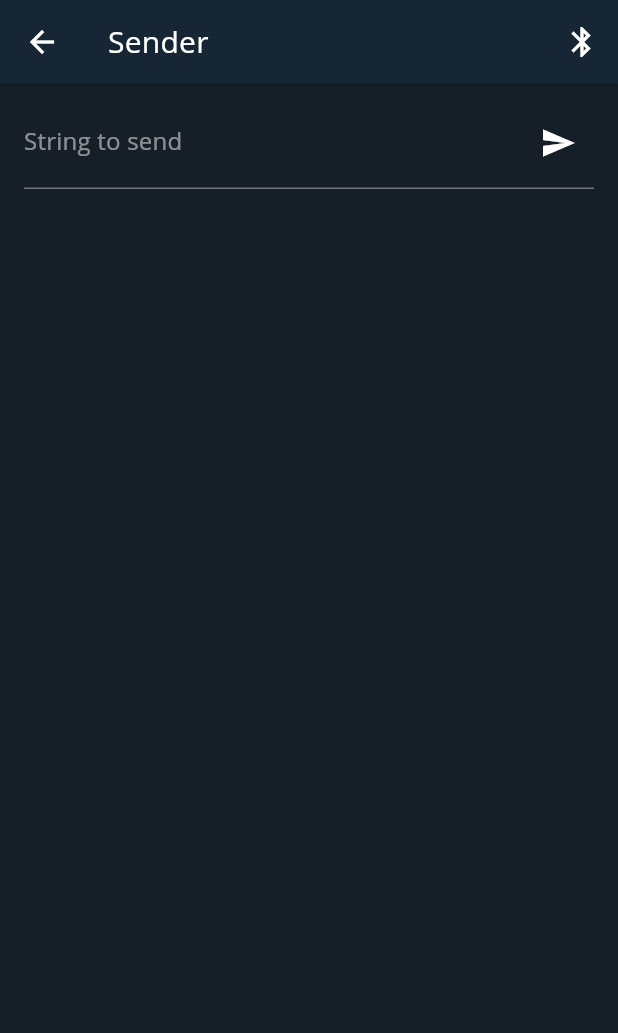
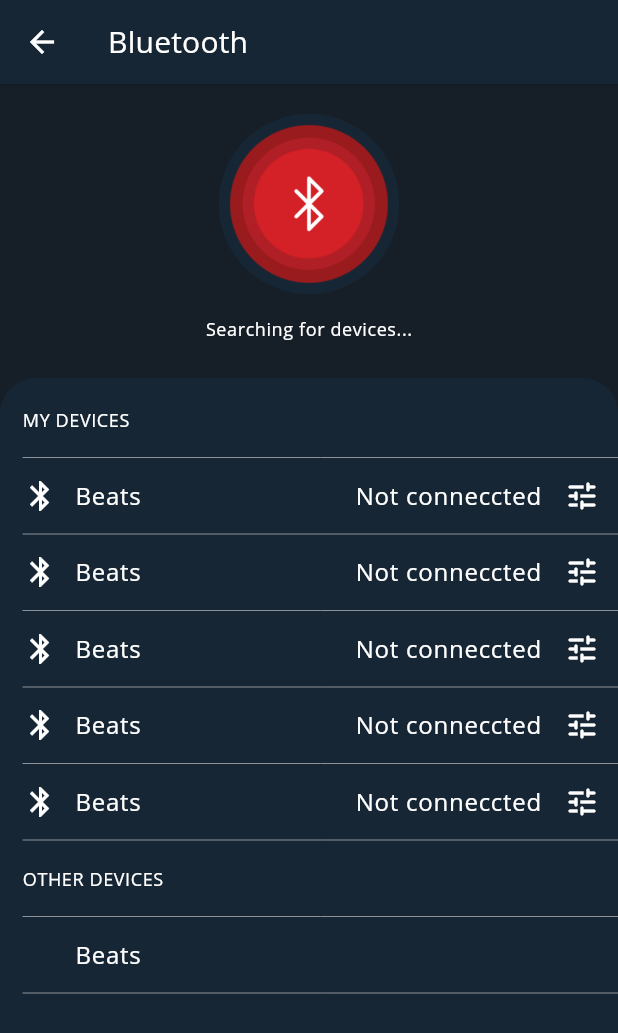
Before and after one commit to erobotkh/erobot_mobile, a Flutter app: the SenderScreen screen opened directly, after a tap on the "bluetooth" icon, on a phone screen of 412 x 824 dp. Shown: the top 1033 px of the screen. Run offline on Flutter 3.47's test engine with Material 2 defaults, Android fonts, the phone set to English and light mode, and no system bars; our stand-ins replace easy_localization, flutter_hooks, font_awesome_flutter, get, get_storage, hooks_riverpod and 4 more; missing offline and left inert: decorated_icon; accounts and stored records are empty; network calls fail.

Commit message:
close #71 bluetooth screen

```diff
--- /dev/null
+++ b/lib/models/bluetooth_model.dart
@@ -0,0 +1,57 @@
+import 'package:flutter/material.dart';
+
+class BluetoothDeviceModel {
+  String deviceName;
+  String connected;
+  String notConnected;
+  IconData? iconLeadingCon;
+  IconData? iconLeadingNotCon;
+  IconData? iconTrailing;
+  BluetoothDeviceModel({
+    this.deviceName = '',
+    this.connected = '',
+    this.notConnected = '',
+    this.iconLeadingCon,
+    this.iconLeadingNotCon,
+    this.iconTrailing,
+  });
+
+  static getCates() => [
+        BluetoothDeviceModel(
+          deviceName: 'Beats',
+          connected: 'connected',
+          notConnected: 'Not conneccted',
+          iconLeadingCon: Icons.bluetooth_connected,
+          iconTrailing: Icons.tune_rounded,
+          iconLeadingNotCon: Icons.bluetooth,
+        ),
+        // BluetoothDeviceModel(
+        //   deviceName: 'Beats',
+        //   connected: 'connected',
+        //   notConnected: 'Not conneccted',
+        //   iconLeading: Icons.bluetooth_connected,
+        //   iconTrailing: Icons.chevron_right,
+        // ),
+        // BluetoothDeviceModel(
+        //   deviceName: 'Beats',
+        //   connected: 'connected',
+        //   notConnected: 'Not conneccted',
+        //   iconLeading: Icons.bluetooth_connected,
+        //   iconTrailing: Icons.chevron_right,
+        // ),
+        // BluetoothDeviceModel(
+        //   deviceName: 'Beats',
+        //   connected: 'connected',
+        //   notConnected: 'Not conneccted',
+        //   iconLeading: Icons.bluetooth_connected,
+        //   iconTrailing: Icons.chevron_right,
+        // ),
+        // BluetoothDeviceModel(
+        //   deviceName: 'Beats',
+        //   connected: 'connected',
+        //   notConnected: 'Not conneccted',
+        //   iconLeading: Icons.bluetooth_connected,
+        //   iconTrailing: Icons.chevron_right,
+        // ),
+      ];
+}
--- /dev/null
+++ b/lib/screens/home/bluetooth_screen/bluetooth_screen.dart
@@ -0,0 +1,280 @@
+import 'package:erobot/config/config_constant.dart';
+import 'package:erobot/constant/theme_constant.dart';
+import 'package:erobot/models/bluetooth_model.dart';
+import 'package:erobot/screens/home/ball_shooter/local_widgets/circular_slider.dart';
+import 'package:erobot/screens/home/bluetooth_screen/bluetooth_detail_screen.dart';
+import 'package:erobot/screens/home/bluetooth_screen/local_widgets/er_bluetoothdevice.dart';
+import 'package:flutter/cupertino.dart';
+import 'package:flutter/material.dart';
+import 'package:flutter/widgets.dart';
+
+class BluetoothScreen extends StatefulWidget {
+  const BluetoothScreen({Key? key}) : super(key: key);
+
+  @override
+  _BluetoothScreenState createState() => _BluetoothScreenState();
+}
+
+class _BluetoothScreenState extends State<BluetoothScreen> {
+  List<BluetoothDeviceModel> _cardBluetoothDevice =
+      BluetoothDeviceModel.getCates();
+  @override
+  Widget build(BuildContext context) {
+    return Scaffold(
+      appBar: AppBar(
+        title: Text(
+          'Bluetooth',
+          style: ThemeConstant.textTheme.headline6
+              ?.copyWith(color: ThemeConstant.lightScheme.onSurface),
+        ),
+      ),
+      body: ListView.builder(
+        itemCount: _cardBluetoothDevice.length,
+        itemBuilder: (context, index) {
+          var cardBluetoothDevice = _cardBluetoothDevice[index];
+          return Container(
+            child: Column(
+              children: [
+                Container(
+                  padding: EdgeInsets.only(top: 20),
+                  alignment: Alignment.center,
+                  child: Image.asset(
+                    'assets/images/bluetooth.png',
+                    width: 120,
+                    height: 120,
+                  ),
+                ),
+                SizedBox(
+                  height: 15,
+                ),
+                Container(
+                  alignment: Alignment.center,
+                  child: Text(
+                    'Searching for devices...',
+                    style: ThemeConstant.textTheme.caption,
+                  ),
+                ),
+                SizedBox(
+                  height: 25,
+                ),
+                Container(
+                  padding: EdgeInsets.only(top: 10, left: 15),
+                  decoration: BoxDecoration(
+                    color: ThemeConstant.lightScheme.surface,
+                    borderRadius: BorderRadius.only(
+                      topRight: Radius.circular(ConfigConstant.iconSize2),
+                      topLeft: Radius.circular(ConfigConstant.iconSize2),
+                    ),
+                  ),
+                  child: Column(
+                    children: [
+                      Container(
+                        height: 35,
+                        child: Align(
+                          alignment: Alignment.centerLeft,
+                          child: Text(
+                            'MY DEVICES',
+                            style: ThemeConstant.textTheme.caption?.copyWith(
+                                color: ThemeConstant.lightScheme.onSurface),
+                          ),
+                        ),
+                      ),
+                      Divider(
+                        color: ThemeConstant.lightScheme.secondary,
+                      ),
+                      Container(
+                        height: 35,
+                        child: BluetoothDevices(
+                          onTap: () {},
+                          onTapTrailing: () {
+                            Navigator.of(context).push(MaterialPageRoute(
+                                builder: (context) => BluetoothDetailScreen()));
+                          },
+                          deviceName: cardBluetoothDevice.deviceName,
+                          connected: cardBluetoothDevice.connected,
+                          notConnected: cardBluetoothDevice.notConnected,
+                          iconLeadingCon: cardBluetoothDevice.iconLeadingCon,
+                          iconTrailing: cardBluetoothDevice.iconTrailing,
+                          iconLeadingNotCon:
+                              cardBluetoothDevice.iconLeadingNotCon,
+                        ),
+                      ),
+                      Divider(
+                        color: ThemeConstant.lightScheme.secondary,
+                      ),
+                      Container(
+                        height: 35,
+                        child: BluetoothDevices(
+                          onTap: () {},
+                          onTapTrailing: () {
+                            Navigator.of(context).push(MaterialPageRoute(
+                                builder: (context) => BluetoothDetailScreen()));
+                          },
+                          deviceName: cardBluetoothDevice.deviceName,
+                          connected: cardBluetoothDevice.connected,
+                          notConnected: cardBluetoothDevice.notConnected,
+                          iconLeadingCon: cardBluetoothDevice.iconLeadingCon,
+                          iconLeadingNotCon:
+                              cardBluetoothDevice.iconLeadingNotCon,
+                          iconTrailing: cardBluetoothDevice.iconTrailing,
+                        ),
+                      ),
+                      Divider(
+                        color: ThemeConstant.lightScheme.secondary,
+                      ),
+                      Container(
+                        height: 35,
+                        child: BluetoothDevices(
+                          onTap: () {},
+                          onTapTrailing: () {
+                            Navigator.of(context).push(MaterialPageRoute(
+                                builder: (context) => BluetoothDetailScreen()));
+                          },
+                          deviceName: cardBluetoothDevice.deviceName,
+                          connected: cardBluetoothDevice.connected,
+                          notConnected: cardBluetoothDevice.notConnected,
+                          iconLeadingCon: cardBluetoothDevice.iconLeadingCon,
+                          iconLeadingNotCon:
+                              cardBluetoothDevice.iconLeadingNotCon,
+                          iconTrailing: cardBluetoothDevice.iconTrailing,
+                        ),
+                      ),
+                      Divider(
+                        color: ThemeConstant.lightScheme.secondary,
+                      ),
+                      Container(
+                        height: 35,
+                        child: BluetoothDevices(
+                          onTap: () {},
+                          onTapTrailing: () {
+                            Navigator.of(context).push(MaterialPageRoute(
+                                builder: (context) => BluetoothDetailScreen()));
+                          },
+                          deviceName: cardBluetoothDevice.deviceName,
+                          connected: cardBluetoothDevice.connected,
+                          notConnected: cardBluetoothDevice.notConnected,
+                          iconLeadingCon: cardBluetoothDevice.iconLeadingCon,
+                          iconLeadingNotCon:
+                              cardBluetoothDevice.iconLeadingNotCon,
+                          iconTrailing: cardBluetoothDevice.iconTrailing,
+                        ),
+                      ),
+                      Divider(
+                        color: ThemeConstant.lightScheme.secondary,
+                      ),
+                      Container(
+                        height: 35,
+                        child: BluetoothDevices(
+                          onTap: () {},
+                          onTapTrailing: () {
+                            Navigator.of(context).push(MaterialPageRoute(
+                                builder: (context) => BluetoothDetailScreen()));
+                          },
+                          deviceName: cardBluetoothDevice.deviceName,
+                          connected: cardBluetoothDevice.connected,
+                          notConnected: cardBluetoothDevice.notConnected,
+                          iconLeadingCon: cardBluetoothDevice.iconLeadingCon,
+                          iconLeadingNotCon:
+                              cardBluetoothDevice.iconLeadingNotCon,
+                          iconTrailing: cardBluetoothDevice.iconTrailing,
+                        ),
+                      ),
+                      Divider(
+                        color: ThemeConstant.lightScheme.secondary,
+                      ),
+                      Container(
+                        height: 35,
+                        child: Align(
+                          alignment: Alignment.centerLeft,
+                          child: Text(
+                            'OTHER DEVICES',
+                            style: ThemeConstant.textTheme.caption?.copyWith(
+                                color: ThemeConstant.lightScheme.onSurface),
+                          ),
+                        ),
+                      ),
+                      Divider(
+                        color: ThemeConstant.lightScheme.secondary,
+                      ),
+                      Container(
+                        height: 35,
+                        child: BluetoothDevices(
+                          onTap: () {
+                            setState(() {
+                              _buildshowAlertDailog(context);
+                            });
+                          },
+                          onTapTrailing: () {},
+                          deviceName: cardBluetoothDevice.deviceName,
+                          connected: '',
+                          notConnected: '',
+                          iconLeadingCon: null,
+                          iconTrailing: null,
+                          iconLeadingNotCon: null,
+                        ),
+                      ),
+                      Divider(
+                        color: ThemeConstant.lightScheme.secondary,
+                      ),
+                      SizedBox(
+                        height: 100,
+                      ),
+                    ],
+                  ),
+                ),
+              ],
+            ),
+          );
+        },
+      ),
+    );
+  }
+
+  _buildshowAlertDailog(context) {
+    return showDialog(
+      context: context,
+      builder: (context) {
+        return AlertDialog(
+          title: Text(
+            'Pair the Machince',
+            textAlign: TextAlign.center,
+            style: ThemeConstant.textTheme.headline6?.copyWith(
+              color: ThemeConstant.lightScheme.onSurface,
+            ),
+          ),
+          content: Text(
+            'Press the button on the machine once to Pair it with the application.',
+            textAlign: TextAlign.center,
+            style: ThemeConstant.textTheme.bodyText1?.copyWith(
+              color: ThemeConstant.lightScheme.secondary,
+            ),
+          ),
+          actions: [
+            FlatButton(
+              onPressed: () {
+                Navigator.of(context).pop();
+              },
+              child: Text(
+                'CANCEL',
+                style: ThemeConstant.textTheme.button?.copyWith(
+                  color: ThemeConstant.lightScheme.onSurface,
+                ),
+              ),
+            ),
+            FlatButton(
+              onPressed: () {},
+              child: Text(
+                'PAIR',
+                style: ThemeConstant.textTheme.button?.copyWith(
+                  color: ThemeConstant.lightScheme.onSurface,
+                ),
+              ),
+            ),
+          ],
+          elevation: 0.0,
+          backgroundColor: ThemeConstant.lightScheme.surface,
+        );
+      },
+    );
+  }
+}
--- /dev/null
+++ b/lib/screens/home/bluetooth_screen/local_widgets/er_bluetoothdevice.dart
@@ -0,0 +1,97 @@
+import 'package:erobot/constant/theme_constant.dart';
+import 'package:flutter/material.dart';
+
+class BluetoothDevices extends StatefulWidget {
+  final String deviceName;
+  final String connected;
+  final String notConnected;
+  final IconData? iconLeadingCon;
+  final IconData? iconLeadingNotCon;
+  final IconData? iconTrailing;
+  final Function onTap;
+  final Function onTapTrailing;
+  const BluetoothDevices(
+      {Key? key,
+      required this.deviceName,
+      required this.connected,
+      required this.notConnected,
+      required this.iconLeadingCon,
+      required this.iconLeadingNotCon,
+      required this.iconTrailing,
+      required this.onTap,
+      required this.onTapTrailing})
+      : super(key: key);
+
+  @override
+  _BluetoothDevicesState createState() => _BluetoothDevicesState();
+}
+
+class _BluetoothDevicesState extends State<BluetoothDevices> {
+  bool _hide = true;
+  @override
+  Widget build(BuildContext context) {
+    return InkWell(
+      onTap: () {
+        widget.onTap();
+        setState(() {
+          _hide = !_hide;
+        });
+      },
+      child: Container(
+        child: Row(
+          children: [
+            Flexible(
+              child: Align(
+                alignment: Alignment.centerLeft,
+                child: Row(
+                  children: [
+                    Icon(
+                      _hide ? widget.iconLeadingNotCon : widget.iconLeadingCon,
+                      color: ThemeConstant.lightScheme.onSurface,
+                    ),
+                    SizedBox(
+                      width: 11,
+                    ),
+                    Text(
+                      "${widget.deviceName}",
+                      style: ThemeConstant.textTheme.bodyText1?.copyWith(
+                          color: ThemeConstant.lightScheme.onSurface),
+                    ),
+                  ],
+                ),
+              ),
+            ),
+            Container(
+              padding: EdgeInsets.only(right: 12),
+              child: Align(
+                alignment: Alignment.centerRight,
+                child: Row(
+                  children: [
+                    Text(
+                      "${_hide ? widget.notConnected : widget.connected}",
+                      style: ThemeConstant.textTheme.bodyText1?.copyWith(
+                        color: ThemeConstant.lightScheme.onSurface,
+                      ),
+                    ),
+                    SizedBox(
+                      width: 15,
+                    ),
+                    InkWell(
+                      onTap: () {
+                        widget.onTapTrailing();
+                      },
+                      child: Icon(
+                        widget.iconTrailing,
+                        color: ThemeConstant.lightScheme.onSurface,
+                      ),
+                    ),
+                  ],
+                ),
+              ),
+            ),
+          ],
+        ),
+      ),
+    );
+  }
+}
--- a/lib/screens/sender/sender_screen.dart
+++ b/lib/screens/sender/sender_screen.dart
@@ -1,6 +1,7 @@
 import 'package:erobot/config/config_constant.dart';
 import 'package:erobot/constant/app_constant.dart';
 import 'package:erobot/notifier/sender_screen_notifier.dart';
+import 'package:erobot/screens/home/bluetooth_screen/bluetooth_screen.dart';
 import 'package:erobot/widgets/er_tap_effect.dart';
 import 'package:flutter/material.dart';
 import 'package:flutter_hooks/flutter_hooks.dart';
@@ -23,7 +24,13 @@
           actions: [
             IconButton(
               icon: const Icon(Icons.bluetooth),
-              onPressed: () {},
+              onPressed: () {
+                Navigator.of(context).push(
+                  MaterialPageRoute(
+                    builder: (context) => BluetoothScreen(),
+                  ),
+                );
+              },
             )
           ],
         ),
@@ -69,7 +76,8 @@
       onSubmitted: (value) async => await notifier.addToList(controller.text),
       decoration: InputDecoration(
         labelText: "String to send",
-        labelStyle: TextStyle(color: Theme.of(context).colorScheme.onSurface.withOpacity(0.5)),
+        labelStyle: TextStyle(
+            color: Theme.of(context).colorScheme.onSurface.withOpacity(0.5)),
         suffixIcon: IconButton(
           onPressed: () async => await notifier.addToList(controller.text),
           icon: Icon(
@@ -89,7 +97,8 @@
     required int index,
   }) {
     return Container(
-      margin: const EdgeInsets.only(right: ConfigConstant.margin1, bottom: ConfigConstant.margin1),
+      margin: const EdgeInsets.only(
+          right: ConfigConstant.margin1, bottom: ConfigConstant.margin1),
       child: ERTapEffect(
         onTap: () async {
           controller.text = "$item";
@@ -98,7 +107,8 @@
         child: Chip(
           materialTapTargetSize: MaterialTapTargetSize.shrinkWrap,
           label: Text("$item", style: Theme.of(context).textTheme.caption),
-          backgroundColor: AppConstant.recentBackgroundColor[index % AppConstant.recentBackgroundColor.length],
+          backgroundColor: AppConstant.recentBackgroundColor[
+              index % AppConstant.recentBackgroundColor.length],
           onDeleted: () => notifier.removeFromList(item),
           deleteIcon: Icon(
             Icons.cancel,
--- a/pubspec.yaml
+++ b/pubspec.yaml
@@ -58,6 +58,7 @@
 
   # To add assets to your application, add an assets section, like this:
   assets:
+    - assets/images/
     - assets/images/image.png
     - assets/images/channel.png
   #   - images/a_dot_ham.jpeg
```
Also changed, not shown: lib/main.dart (+3 -5 lines), lib/screens/home/bluetooth_screen/bluetooth_detail_screen.dart (added, +80 -0 lines), assets/images/bluetooth.png (added), pubspec.lock.
